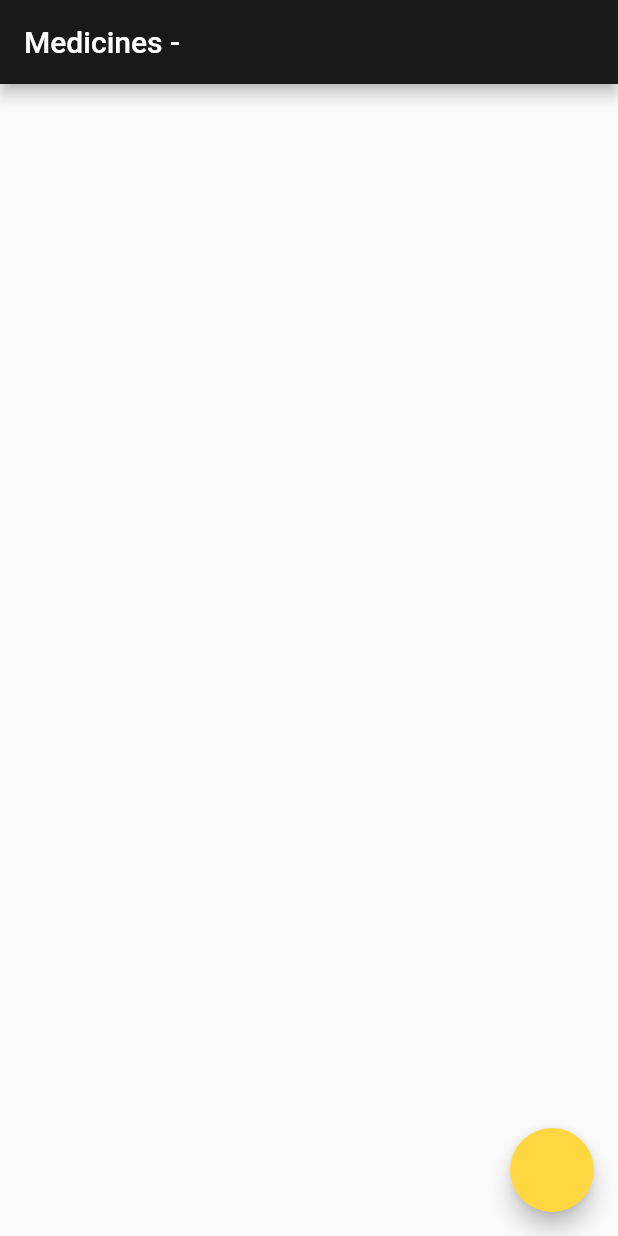
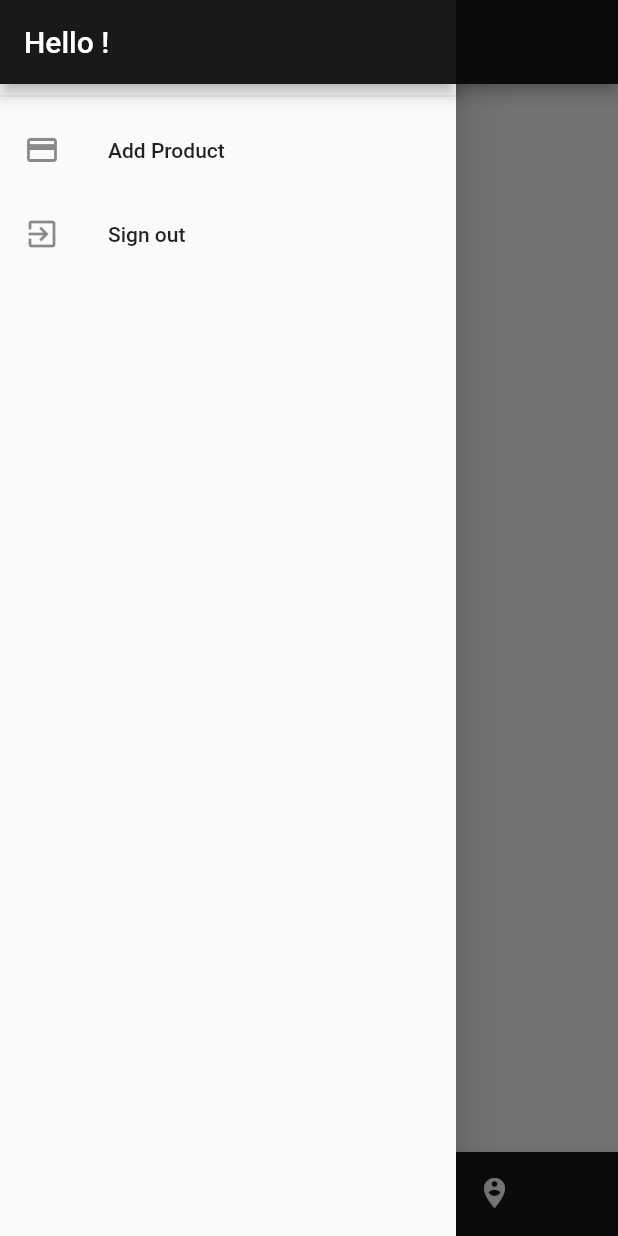
Before and after one commit to MedhatMohamed5/Medicines, a Flutter app: the screen it shows once a user with an empty profile is signed in, with the side drawer open (before the commit the screen has no drawer), on a phone screen of 412 x 824 dp. Run offline on Flutter 3.47's test engine with Material 2 defaults, Android fonts, the phone set to English and light mode, and no system bars; our stand-ins replace firebase_auth, firebase_core; accounts and stored records are empty.

Commit message:
Add app drawer and Prepare add medicine Screen

```diff
--- a/lib/main.dart
+++ b/lib/main.dart
@@ -1,4 +1,5 @@
 import 'package:Medicines/providers/auth.dart';
+import 'package:Medicines/screens/edit_medicine_screen.dart';
 import 'package:flutter/material.dart';
 
 // import 'package:firebase_auth/firebase_auth.dart';
@@ -78,7 +79,9 @@ class Medicines extends StatelessWidget {
                             return AuthScreen();
                           },
                         ),
-              routes: {},
+              routes: {
+                EditMedicineScreen.routeName: (ctx) => EditMedicineScreen(),
+              },
             ),
           ),
         );
--- a/lib/screens/home_screen.dart
+++ b/lib/screens/home_screen.dart
@@ -1,25 +1,72 @@
 import 'package:flutter/material.dart';
 import 'package:provider/provider.dart';
 import '../providers/auth.dart';
+import '../widgets/app_drawer.dart';
+import './customers_screen.dart';
+import 'medicines_screen.dart';
 
-class HomeScreen extends StatelessWidget {
+class HomeScreen extends StatefulWidget {
   final String userName;
   final String userId;
 
   HomeScreen(this.userId, this.userName);
 
   @override
+  _HomeScreenState createState() => _HomeScreenState();
+}
+
+class _HomeScreenState extends State<HomeScreen> {
+  final List<Map<String, dynamic>> _pages = [
+    {
+      'page': MedicinesScreen(),
+      'title': 'Medicines',
+    },
+    {
+      'page': CustomersScreen(),
+      'title': 'Customers',
+    },
+  ];
+
+  int _selectedPageIndex = 0;
+
+  @override
   Widget build(BuildContext context) {
     return Scaffold(
-      floatingActionButton: FloatingActionButton(
-        onPressed: () async {
-          await Provider.of<Auth>(context, listen: false).signOut();
-        },
+      drawer: AppDrawer(),
+      appBar: AppBar(
+        title: Text(
+          'Medicines - ${widget.userName.split(' ')[0]}',
+          overflow: TextOverflow.ellipsis,
+        ),
+        actions: [],
       ),
-      appBar: AppBar(
-        title: Text('Medicines - ${userName ?? "Medhat"}'),
-        actions: [],
+      body: _pages[_selectedPageIndex]['page'],
+      bottomNavigationBar: BottomNavigationBar(
+        unselectedItemColor: Colors.white,
+        selectedItemColor: Theme.of(context).accentColor,
+        onTap: _selectPage,
+        backgroundColor: Theme.of(context).primaryColor,
+        currentIndex: _selectedPageIndex,
+        type: BottomNavigationBarType.shifting,
+        items: [
+          BottomNavigationBarItem(
+            backgroundColor: Theme.of(context).primaryColor,
+            icon: Icon(Icons.medical_services),
+            label: 'Medicines',
+          ),
+          BottomNavigationBarItem(
+            backgroundColor: Theme.of(context).primaryColor,
+            icon: Icon(Icons.person_pin_circle),
+            label: 'Customers',
+          ),
+        ],
       ),
     );
   }
+
+  void _selectPage(int index) {
+    setState(() {
+      _selectedPageIndex = index;
+    });
+  }
 }
--- /dev/null
+++ b/lib/screens/medicines_screen.dart
@@ -0,0 +1,10 @@
+import 'package:flutter/material.dart';
+
+class MedicinesScreen extends StatelessWidget {
+  @override
+  Widget build(BuildContext context) {
+    return Center(
+      child: Text('Products'),
+    );
+  }
+}
--- /dev/null
+++ b/lib/widgets/app_drawer.dart
@@ -0,0 +1,40 @@
+import 'package:Medicines/screens/edit_medicine_screen.dart';
+import 'package:flutter/material.dart';
+import 'package:provider/provider.dart';
+import '../providers/auth.dart';
+
+class AppDrawer extends StatelessWidget {
+  @override
+  Widget build(BuildContext context) {
+    final auth = Provider.of<Auth>(context, listen: false);
+    return Drawer(
+      child: Column(
+        children: [
+          AppBar(
+            title: Text(
+              'Hello ${auth.userName}!',
+              overflow: TextOverflow.ellipsis,
+            ),
+            automaticallyImplyLeading: false,
+          ),
+          Divider(),
+          ListTile(
+            leading: Icon(Icons.payment),
+            title: const Text('Add Product'),
+            onTap: () {
+              Navigator.of(context).pushNamed(EditMedicineScreen.routeName);
+            },
+          ),
+          ListTile(
+            leading: Icon(Icons.exit_to_app),
+            title: const Text('Sign out'),
+            onTap: () {
+              Navigator.of(context).pop();
+              auth.signOut();
+            },
+          ),
+        ],
+      ),
+    );
+  }
+}
```
Also changed, not shown: lib/screens/customers_screen.dart (added, +10 -0 lines), lib/screens/edit_medicine_screen.dart (added, +56 -0 lines).
